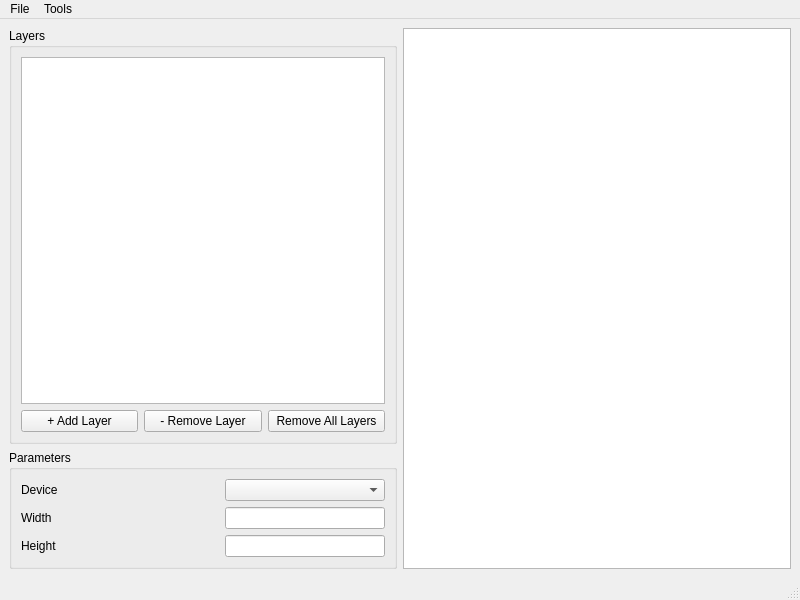
Before: the Qt Designer form ui/wf_creator.ui in BojanSof/sma-wf-editor, drawn with Qt 5.
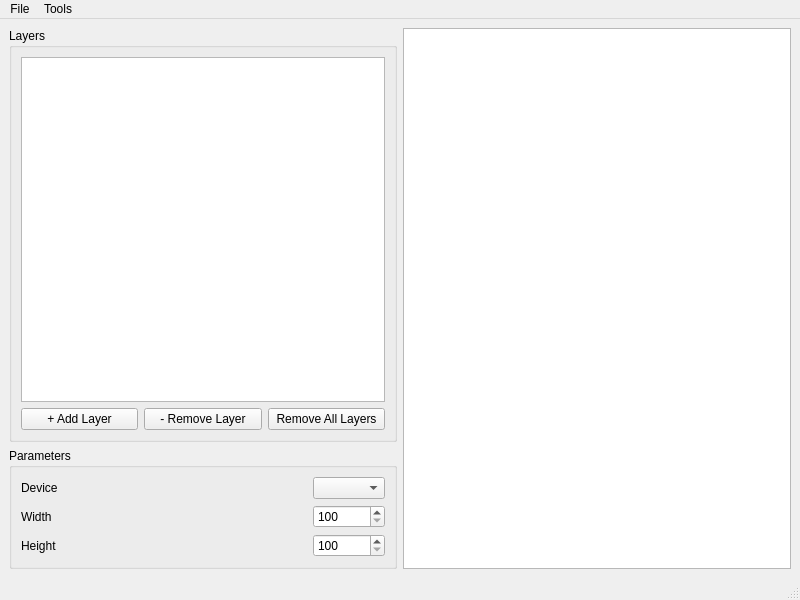
After: the same form once the commit is applied. Icons and pictures are not drawn.

What changed in the file:
```diff
--- a/ui/wf_creator.ui
+++ b/ui/wf_creator.ui
@@ -71,9 +71,6 @@
            </property>
           </widget>
          </item>
-         <item row="1" column="2">
-          <widget class="QLineEdit" name="leWidth"/>
-         </item>
          <item row="0" column="2">
           <widget class="QComboBox" name="comboDevice"/>
          </item>
@@ -91,9 +88,6 @@
            </property>
           </widget>
          </item>
-         <item row="2" column="2">
-          <widget class="QLineEdit" name="leHeight"/>
-         </item>
          <item row="1" column="1">
           <spacer name="horizontalSpacer">
            <property name="orientation">
@@ -107,6 +101,26 @@
            </property>
           </spacer>
          </item>
+         <item row="1" column="2">
+          <widget class="QSpinBox" name="spinboxWidth">
+           <property name="minimum">
+            <number>100</number>
+           </property>
+           <property name="maximum">
+            <number>700</number>
+           </property>
+          </widget>
+         </item>
+         <item row="2" column="2">
+          <widget class="QSpinBox" name="spinboxHeight">
+           <property name="minimum">
+            <number>100</number>
+           </property>
+           <property name="maximum">
+            <number>700</number>
+           </property>
+          </widget>
+         </item>
         </layout>
        </widget>
       </item>
```
